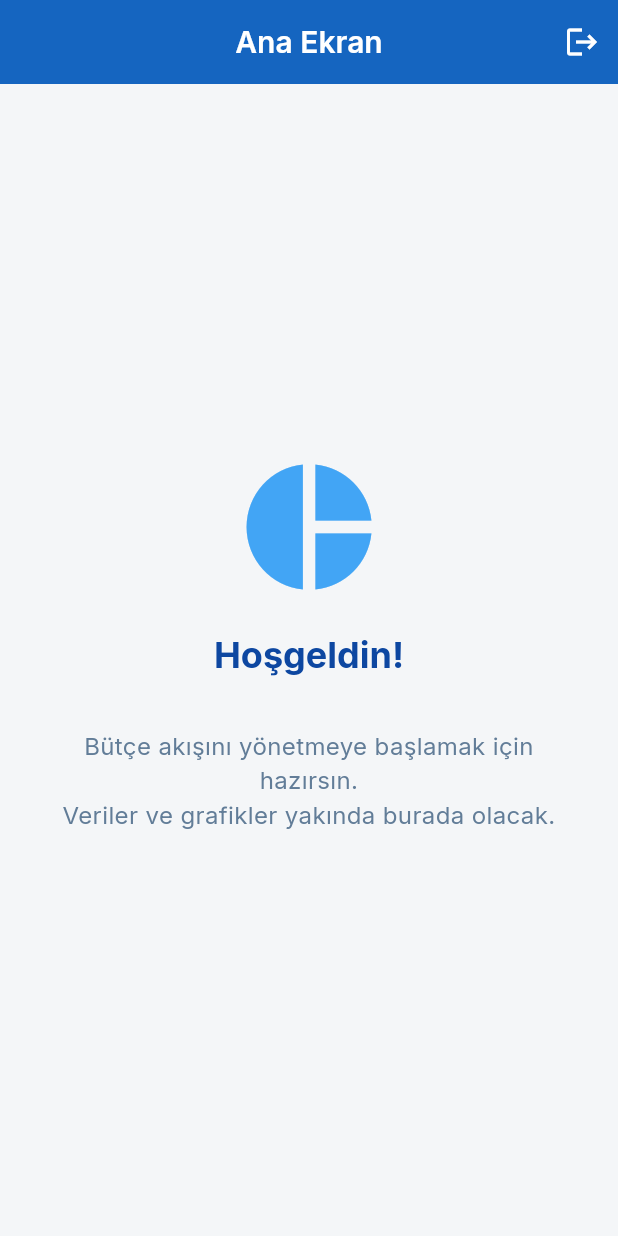
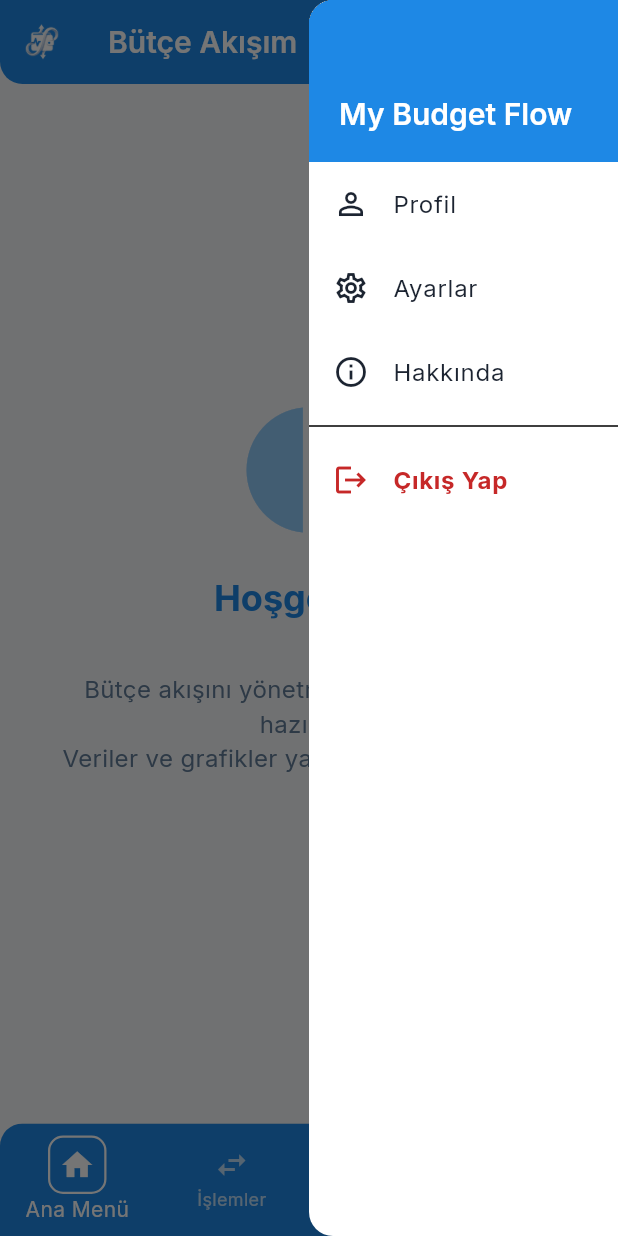
Before and after one commit to basarob/my_budget_flow, a Flutter app: the screen it shows once a user with an empty profile is signed in, with the side drawer open (before the commit the screen has no drawer), on a phone screen of 412 x 824 dp. Run offline on Flutter 3.47's test engine with Material 3 defaults, Android fonts, the phone set to English and light mode, and no system bars; our stand-ins replace cloud_firestore, firebase_auth, firebase_core, flutter_riverpod, google_fonts, logger; accounts and stored records are empty.

Commit message:
Add Navigation Bar, App Bar, budget screens and update app theme colors

```diff
--- a/lib/core/theme/app_theme.dart
+++ b/lib/core/theme/app_theme.dart
@@ -3,9 +3,9 @@ import 'package:google_fonts/google_fonts.dart';
 
 class AppColors {
   // --- ANA RENKLER (PRIMARY) ---
-  static const Color primary = Color(0xFF1565C0); // Blue 800
-  static const Color primaryLight = Color(0xFF42A5F5); // Blue 400
-  static const Color primaryDark = Color(0xFF0D47A1); // Blue 900
+  static const Color primary = Color(0xFF64B5F6); // Blue 800
+  static const Color primaryLight = Color(0xFF90CAF9); // Blue 400
+  static const Color primaryDark = Color(0xFF1E88E5); // Blue 900
 
   // --- ARKA PLAN (BACKGROUND) ---
   static const Color background = Color(0xFFF4F6F8);
@@ -111,7 +111,7 @@ class AppTheme {
 
     // AppBar Stili
     appBarTheme: const AppBarTheme(
-      backgroundColor: AppColors.primary,
+      backgroundColor: AppColors.primaryDark,
       foregroundColor: Colors.white,
       elevation: 0,
       centerTitle: true,
--- a/lib/features/auth/wrapper.dart
+++ b/lib/features/auth/wrapper.dart
@@ -3,7 +3,7 @@ import 'package:flutter_riverpod/flutter_riverpod.dart';
 import 'services/auth_service.dart';
 
 import 'screens/login_screen.dart';
-import '../budget/screens/budgetDash_screen.dart';
+import '../budget/screens/budget_screen.dart';
 
 class AuthWrapper extends ConsumerWidget {
   const AuthWrapper({super.key});
@@ -28,7 +28,7 @@ class AuthWrapper extends ConsumerWidget {
           return const LoginScreen();
         } else {
           // Kullanıcı var -> Ana Ekrana git
-          return const BudgetdashScreen();
+          return const BudgetScreen();
         }
       },
     );
--- /dev/null
+++ b/lib/features/budget/screens/budDashboard_body.dart
@@ -0,0 +1,35 @@
+import 'package:flutter/material.dart';
+
+import '../../../../core/theme/app_theme.dart';
+
+class DashboardBody extends StatelessWidget {
+  const DashboardBody({super.key});
+
+  @override
+  Widget build(BuildContext context) {
+    return Center(
+      child: Column(
+        mainAxisAlignment: MainAxisAlignment.center,
+        children: [
+          const Icon(Icons.pie_chart, size: 100, color: AppColors.primaryLight),
+          const SizedBox(height: 20),
+          Text(
+            "Hoşgeldin!",
+            style: Theme.of(
+              context,
+            ).textTheme.headlineMedium?.copyWith(color: AppColors.primaryDark),
+          ),
+          const SizedBox(height: 10),
+          const Padding(
+            padding: EdgeInsets.all(24.0),
+            child: Text(
+              "Bütçe akışını yönetmeye başlamak için hazırsın.\nVeriler ve grafikler yakında burada olacak.",
+              textAlign: TextAlign.center,
+              style: TextStyle(fontSize: 16, color: AppColors.textSecondary),
+            ),
+          ),
+        ],
+      ),
+    );
+  }
+}
--- a/lib/features/budget/screens/budgetDash_screen.dart
+++ /dev/null
@@ -1,58 +0,0 @@
-import 'package:flutter/material.dart';
-import 'package:flutter_riverpod/flutter_riverpod.dart';
-
-import '../../auth/services/auth_service.dart';
-import '../../../core/theme/app_theme.dart';
-
-class BudgetdashScreen extends ConsumerWidget {
-  const BudgetdashScreen({super.key});
-
-  @override
-  // WidgetRef ref: Riverpod provider'larına erişim sağlayan anahtarımız.
-  Widget build(BuildContext context, WidgetRef ref) {
-    return Scaffold(
-      appBar: AppBar(
-        title: const Text("Ana Ekran"),
-        actions: [
-          // Çıkış Yap Butonu (Sağ üstteki ikon)
-          IconButton(
-            icon: const Icon(Icons.logout),
-            onPressed: () {
-              // AuthService'i çağır ve signOut fonksiyonunu çalıştır.
-              ref.read(authServiceProvider).signOut();
-            },
-            tooltip: "Çıkış Yap",
-          ),
-        ],
-      ),
-      body: Center(
-        child: Column(
-          mainAxisAlignment: MainAxisAlignment.center,
-          children: [
-            const Icon(
-              Icons.pie_chart,
-              size: 100,
-              color: AppColors.primaryLight,
-            ),
-            const SizedBox(height: 20),
-            Text(
-              "Hoşgeldin!",
-              style: Theme.of(context).textTheme.headlineMedium?.copyWith(
-                color: AppColors.primaryDark,
-              ),
-            ),
-            const SizedBox(height: 10),
-            const Padding(
-              padding: EdgeInsets.all(24.0),
-              child: Text(
-                "Bütçe akışını yönetmeye başlamak için hazırsın.\nVeriler ve grafikler yakında burada olacak.",
-                textAlign: TextAlign.center,
-                style: TextStyle(fontSize: 16, color: AppColors.textSecondary),
-              ),
-            ),
-          ],
-        ),
-      ),
-    );
-  }
-}
--- /dev/null
+++ b/lib/features/budget/screens/budget_screen.dart
@@ -0,0 +1,233 @@
+import 'package:flutter/material.dart';
+import 'package:flutter_riverpod/flutter_riverpod.dart';
+
+import '../../auth/services/auth_service.dart';
+import '../../../core/theme/app_theme.dart';
+
+import '../../drawer/aboutapp_screen.dart';
+import '../../drawer/profile_screen.dart';
+import '../../drawer/settings_screen.dart';
+import 'budCalendar_screen.dart';
+import 'budDashboard_body.dart';
+import 'budGoals_screen.dart';
+import 'budTransactions_screen.dart';
+
+class BudgetScreen extends ConsumerStatefulWidget {
+  const BudgetScreen({super.key});
+
+  @override
+  ConsumerState<BudgetScreen> createState() => _BudgetScreenState();
+}
+
+class _BudgetScreenState extends ConsumerState<BudgetScreen> {
+  int _selectedIndex = 0;
+
+  static const List<Widget> _widgetOptions = <Widget>[
+    DashboardBody(),
+    TransactionsScreen(),
+    CalendarScreen(),
+    GoalsScreen(),
+  ];
+
+  void _onItemTapped(int index) {
+    setState(() {
+      _selectedIndex = index;
+    });
+  }
+
+  @override
+  Widget build(BuildContext context) {
+    return Scaffold(
+      appBar: budgetAppBar(_selectedIndex),
+
+      endDrawer: Drawer(
+        width: MediaQuery.of(context).size.width * 0.50,
+        child: customDrawer(context),
+      ),
+
+      body: _widgetOptions.elementAt(_selectedIndex),
+
+      bottomNavigationBar: ClipRRect(
+        borderRadius: const BorderRadius.vertical(top: Radius.circular(15)),
+        child: SizedBox(
+          height: 75,
+          child: Theme(
+            data: Theme.of(context).copyWith(
+              splashColor: Colors.transparent,
+              highlightColor: Colors.transparent,
+            ),
+            child: BottomNavigationBar(
+              backgroundColor: AppColors.primaryDark,
+              type: BottomNavigationBarType.fixed,
+              items: <BottomNavigationBarItem>[
+                _buildNavItem(Icons.home_outlined, Icons.home, 'Ana Menü', 0),
+                _buildNavItem(
+                  Icons.swap_horiz_outlined,
+                  Icons.swap_horiz,
+                  'İşlemler',
+                  1,
+                ),
+                _buildNavItem(
+                  Icons.calendar_today_outlined,
+                  Icons.calendar_today,
+                  'Takvim',
+                  2,
+                ),
+                _buildNavItem(
+                  Icons.track_changes_outlined,
+                  Icons.track_changes,
+                  'Hedefler',
+                  3,
+                ),
+              ],
+              currentIndex: _selectedIndex,
+              selectedItemColor: Colors.white,
+              unselectedItemColor: Colors.white.withOpacity(0.7),
+              onTap: _onItemTapped,
+              showSelectedLabels: true,
+              showUnselectedLabels: true,
+            ),
+          ),
+        ),
+      ),
+    );
+  }
+
+  // !NavBar
+  BottomNavigationBarItem _buildNavItem(
+    IconData icon,
+    IconData activeIcon,
+    String label,
+    int index,
+  ) {
+    return BottomNavigationBarItem(
+      icon: Icon(icon),
+      activeIcon: Container(
+        padding: const EdgeInsets.all(6),
+        decoration: BoxDecoration(
+          borderRadius: BorderRadius.circular(10),
+          border: Border.all(color: Colors.white, width: 1.5),
+        ),
+        child: Icon(activeIcon),
+      ),
+      label: label,
+    );
+  }
+
+  // !AppBar
+  AppBar budgetAppBar(int page) {
+    return AppBar(
+      shape: const RoundedRectangleBorder(
+        borderRadius: BorderRadius.vertical(bottom: Radius.circular(15)),
+      ),
+      leading: Padding(
+        padding: const EdgeInsets.all(8.0),
+        child: Image.asset('assets/icon/app_icon_white1.png'),
+      ),
+      title: Text(_getTitleForPage(page)),
+      centerTitle: false,
+      actions: [
+        // Bildirimler butonu
+        IconButton(
+          icon: const Icon(Icons.notifications_outlined),
+          onPressed: () {
+            // TODO: Bildirimler sayfası veya paneli açılacak.
+          },
+          tooltip: "Bildirimler",
+        ),
+        // Menü butonunu eklemesi.
+        Builder(
+          builder: (context) => IconButton(
+            icon: const Icon(Icons.menu),
+            onPressed: () {
+              Scaffold.of(context).openEndDrawer();
+            },
+            tooltip: MaterialLocalizations.of(context).openAppDrawerTooltip,
+          ),
+        ),
+      ],
+    );
+  }
+
+  // !Drawer
+  Column customDrawer(BuildContext context) {
+    return Column(
+      children: [
+        Container(
+          width: double.infinity,
+          padding: const EdgeInsets.fromLTRB(20, 63, 20, 20),
+          color: AppColors.primaryDark,
+          child: Text(
+            'My Budget Flow',
+            style: Theme.of(
+              context,
+            ).textTheme.titleLarge?.copyWith(color: Colors.white),
+          ),
+        ),
+        ListTile(
+          leading: const Icon(Icons.person_outline),
+          title: const Text('Profil'),
+          onTap: () {
+            Navigator.pop(context);
+            Navigator.push(
+              context,
+              MaterialPageRoute(builder: (context) => const ProfileScreen()),
+            );
+          },
+        ),
+        ListTile(
+          leading: const Icon(Icons.settings_outlined),
+          title: const Text('Ayarlar'),
+          onTap: () {
+            Navigator.pop(context);
+            Navigator.push(
+              context,
+              MaterialPageRoute(builder: (context) => const SettingsScreen()),
+            );
+          },
+        ),
+        ListTile(
+          leading: const Icon(Icons.info_outline),
+          title: const Text('Hakkında'),
+          onTap: () {
+            Navigator.pop(context);
+            Navigator.push(
+              context,
+              MaterialPageRoute(builder: (context) => const AboutAppScreen()),
+            );
+          },
+        ),
+        const Divider(),
+        ListTile(
+          leading: const Icon(Icons.logout, weight: 700),
+          iconColor: AppColors.expenseRed,
+          title: const Text(
+            'Çıkış Yap',
+            style: TextStyle(fontWeight: FontWeight.bold),
+          ),
+          textColor: AppColors.expenseRed,
+          onTap: () {
+            Navigator.pop(context); // Önce menüyü kapat
+            ref.read(authServiceProvider).signOut();
+          },
+        ),
+      ],
+    );
+  }
+}
+
+// !AppBar Başlıkları
+String _getTitleForPage(int page) {
+  switch (page) {
+    case 0:
+      return 'Bütçe Akışım';
+    case 1:
+      return 'İşlemler';
+    case 2:
+      return 'Takvim';
+    case 3:
+      return 'Hedefler';
+    default:
+      return 'My Budget Flow';
+  }
+}
```
Also changed, not shown: lib/features/auth/screens/forgotp_screen.dart (+6 -1 lines), lib/features/auth/screens/login_screen.dart (+56 -60 lines), lib/features/auth/screens/register_screen.dart (+11 -6 lines), lib/features/budget/screens/budCalendar_screen.dart (added, +10 -0 lines), lib/features/budget/screens/budGoals_screen.dart (added, +10 -0 lines), lib/features/budget/screens/budTransactions_screen.dart (added, +10 -0 lines), lib/features/drawer/aboutapp_screen.dart (added, +18 -0 lines), lib/features/drawer/profile_screen.dart (added, +18 -0 lines), lib/features/drawer/settings_screen.dart (added, +18 -0 lines), assets/icon/app_icon_white.png (added), assets/icon/app_icon_white1.png (added), assets/images/app_icon_jpg.jpg (added).
